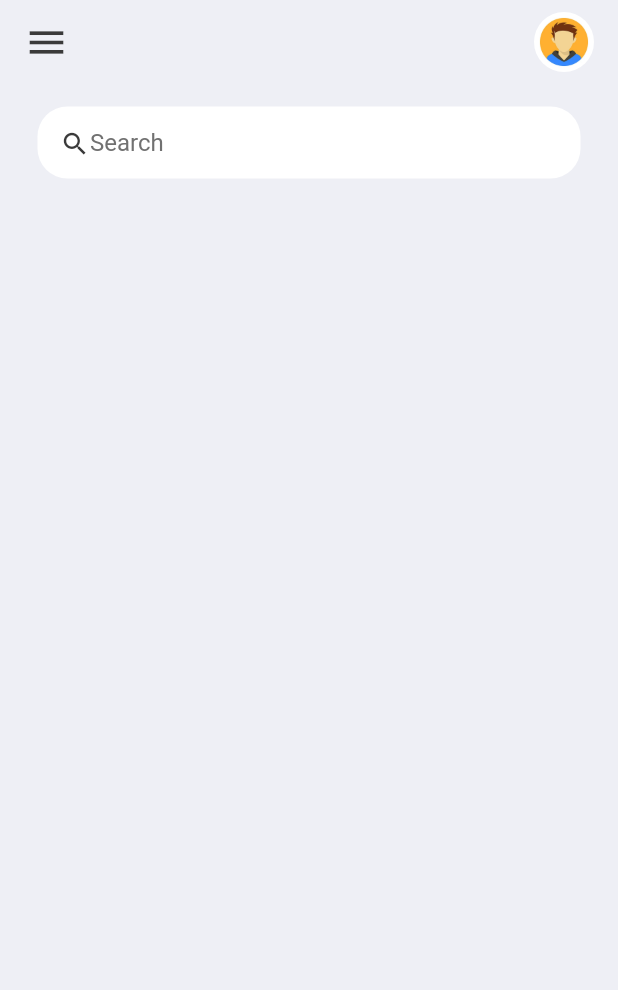
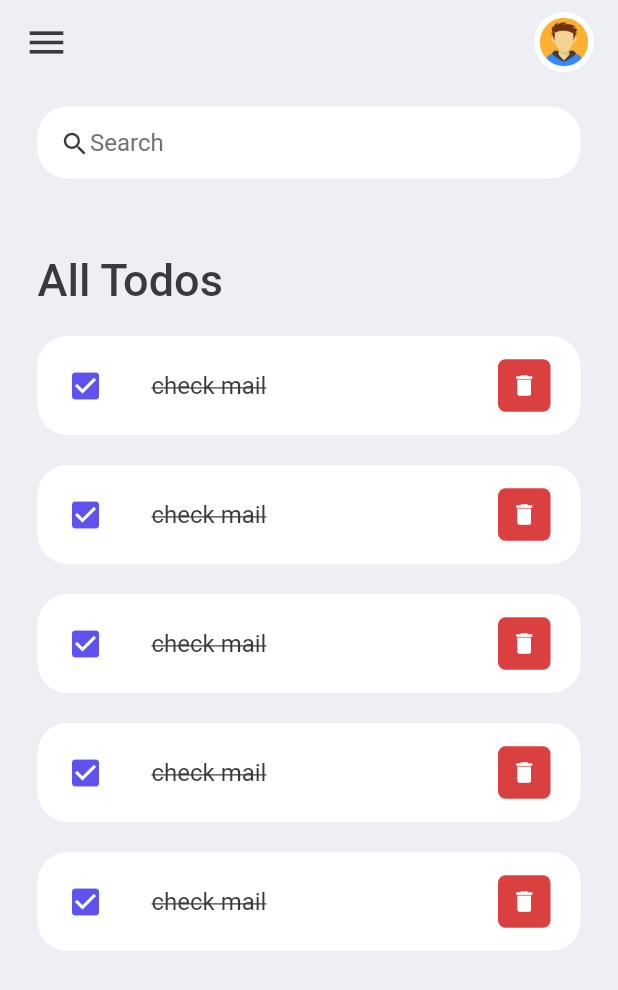
Before and after one commit to SankalpGithub/todoapp, a Flutter app: the screen it shows after launch, on a phone screen of 412 x 824 dp. Shown: the top 990 px of the screen. Run offline on Flutter 3.47's test engine with Material 2 defaults, Android fonts, the phone set to English and light mode, and no system bars.

Commit message:
upto list complete

```diff
--- a/lib/colors.dart
+++ b/lib/colors.dart
@@ -2,3 +2,5 @@ import 'package:flutter/material.dart';
 const Color my_bg = Color(0xFFEEEFF5);
 const Color my_black = Color(0xFF3A3A3A);
 const Color my_grey = Color(0xFF717171);
+const Color my_blue = Color(0xFF5F52EE);
+const Color my_red = Color(0xFFDA4040);
--- a/lib/home.dart
+++ b/lib/home.dart
@@ -1,5 +1,6 @@
 import 'package:flutter/material.dart';
 import 'colors.dart';
+import 'package:chat_app/widgets/todo_items.dart';
 
 class my_home extends StatelessWidget {
   const my_home({Key? key}):super(key: key);
@@ -13,7 +14,40 @@ class my_home extends StatelessWidget {
         padding: EdgeInsets.symmetric(horizontal: 25,vertical: 15),
         child: Column(
           children: [
+            searchbox(),
+            Expanded(
+              child: ListView(
+                children: [
+
                   Container(
+                    margin: EdgeInsets.only(
+                      top: 50,
+                      bottom: 20,
+                    ),
+                    child: Text(
+                      "All Todos",
+                      style: TextStyle(
+                        fontSize:30,
+                        color: my_black,
+                        fontWeight: FontWeight.w500,
+                      ),),
+                  ),
+                  todoitem(),
+                  todoitem(),
+                  todoitem(),
+                  todoitem(),
+                  todoitem(),
+                ],
+              ),
+            )
+          ],
+        ),
+      )
+    );
+  }
+
+  Container searchbox() {
+    return Container(
             padding: EdgeInsets.symmetric(horizontal: 15),
             decoration: BoxDecoration(
               color: Colors.white,
@@ -34,10 +68,6 @@ class my_home extends StatelessWidget {
                 hintStyle: TextStyle(color: my_grey)
               ),
             ),
-            )
-          ],
-        ),
-      )
           );
   }
 
--- /dev/null
+++ b/lib/widgets/todo_items.dart
@@ -0,0 +1,44 @@
+import 'package:chat_app/colors.dart';
+import 'package:flutter/material.dart';
+class todoitem extends StatelessWidget {
+  const todoitem({Key? key}) : super(key: key);
+
+  @override
+  Widget build(BuildContext context) {
+    return Container(
+      margin: EdgeInsets.only(bottom: 20),
+      child: ListTile(
+      onTap: (){},
+      shape: RoundedRectangleBorder(borderRadius: BorderRadius.circular(20)),
+        contentPadding: EdgeInsets.symmetric(horizontal: 20,vertical: 5),
+      tileColor: Colors.white,
+        leading: Icon(Icons.check_box,
+          color: my_blue,
+        ),
+          title:Text(
+              "check mail",
+          style: TextStyle(
+            fontSize: 16,
+            color: my_black,
+            decoration: TextDecoration.lineThrough,
+          ),),
+          trailing: Container(
+          height: 35,
+            width: 35,
+            decoration: BoxDecoration(
+              color:my_red,
+              borderRadius:BorderRadius.circular(5)
+            ),
+            child: IconButton(
+              color: Colors.white,
+              iconSize: 18,
+              icon: Icon(Icons.delete),
+              onPressed: (){
+                ScaffoldMessenger.of(context).showSnackBar(SnackBar(content:Text('clicked'),));
+            },
+            ),
+      ),
+      ),
+    );
+  }
+}
```
Also changed, not shown: lib/model/todo.dart (added), 1 other file. Lines whose indentation alone changed are shown as unchanged.
